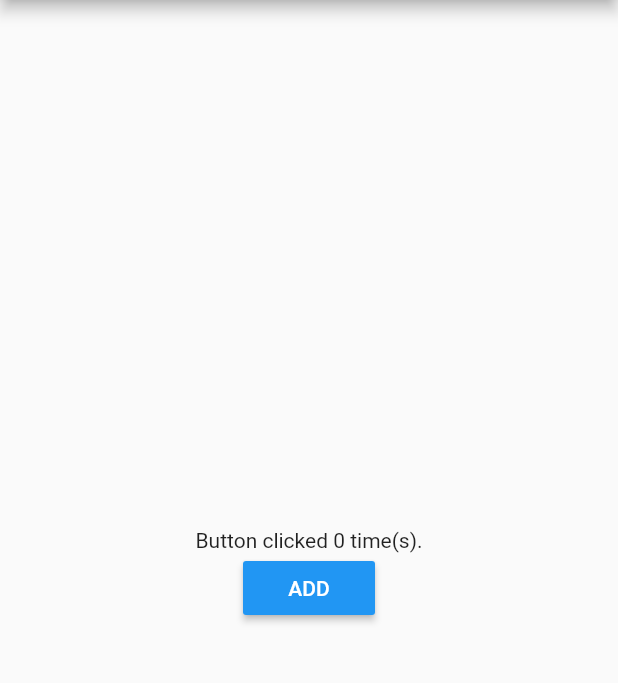
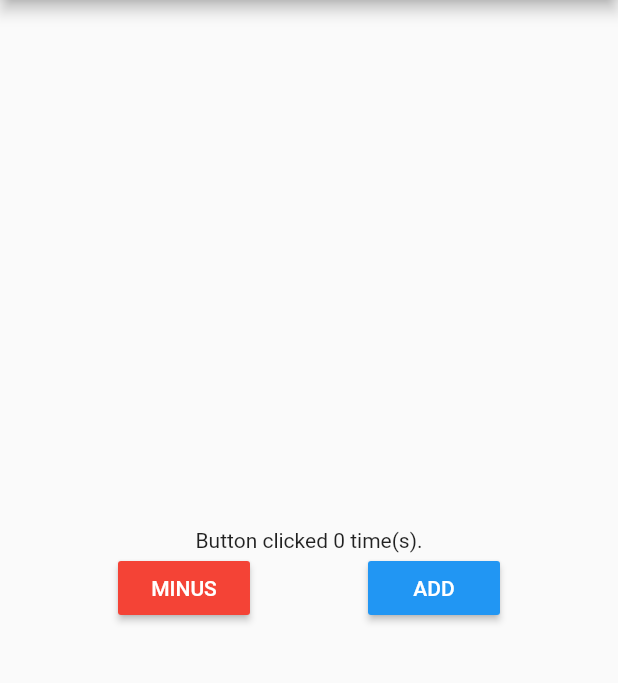
Before and after one commit to aliceblock/cross-platform-training, a Flutter app: the screen it shows after launch, on a phone screen of 412 x 824 dp, the part 84-767 px from its top. Run offline on Flutter 3.47's test engine with Material 2 defaults, Android fonts, the phone set to English and light mode, and no system bars.

Commit message:
Add minus button

```diff
--- a/clicker-flutter/lib/main.dart
+++ b/clicker-flutter/lib/main.dart
@@ -20,6 +20,13 @@ class Clicker extends StatefulWidget {
 class _ClickerState extends State<Clicker> {
   int counter = 0;
 
+  onMinusClicked() {
+    setState(() {
+      print('Minus clicked');
+      counter -= 1;
+    });
+  }
+
   onButtonClicked() {
     setState(() {
       print('Button clicked');
@@ -39,6 +46,16 @@ class _ClickerState extends State<Clicker> {
           mainAxisAlignment: MainAxisAlignment.center,
           children: <Widget>[
             Text('Button clicked $counter time(s).'),
+            Row(
+              mainAxisSize: MainAxisSize.max,
+              mainAxisAlignment: MainAxisAlignment.spaceEvenly,
+              children: <Widget>[
+                RaisedButton(
+                  color: Colors.red,
+                  textColor: Theme.of(context).primaryTextTheme.button.color,
+                  child: Text('MINUS'),
+                  onPressed: onMinusClicked,
+                ),
                 RaisedButton(
                   color: Theme.of(context).primaryColor,
                   textColor: Theme.of(context).primaryTextTheme.button.color,
@@ -46,6 +63,8 @@ class _ClickerState extends State<Clicker> {
                   onPressed: onButtonClicked,
                 ),
               ],
+            )
+          ],
         ),
       ),
     );
```
Lines whose indentation alone changed are shown as unchanged.
